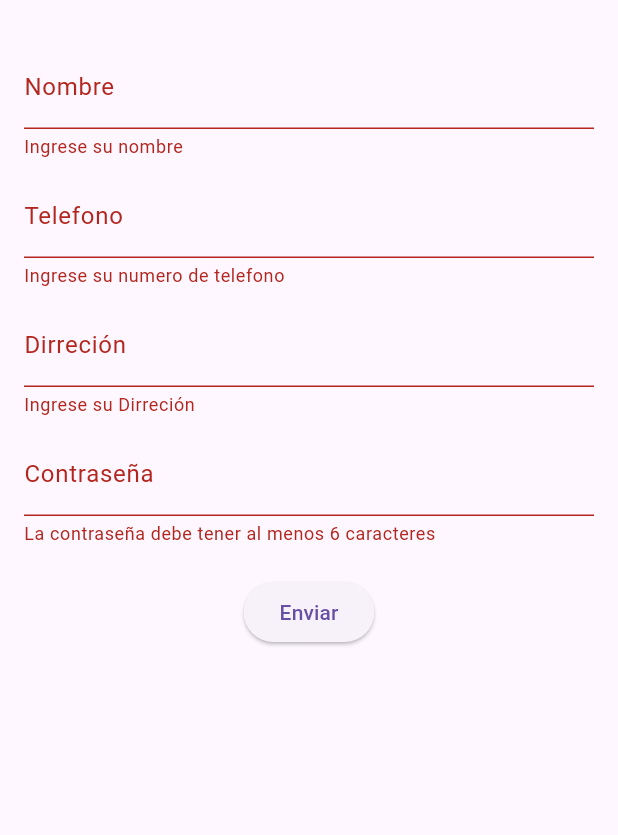
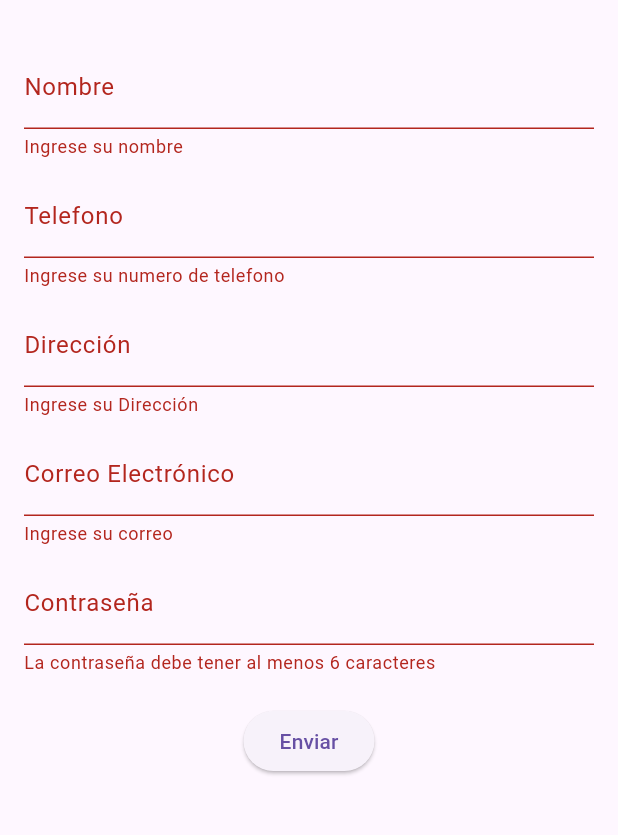
Before and after one commit to cristian9212/FormularioFlutter, a Flutter app: the screen it shows after launch, after a tap on "Enviar", on a phone screen of 412 x 824 dp, the part 63-898 px from its top. Run offline on Flutter 3.47's test engine with Material 3 defaults, Android fonts, the phone set to English and light mode, and no system bars.

Commit message:
Formulario Flutter

```diff
--- a/formulario_flutter/lib/main.dart
+++ b/formulario_flutter/lib/main.dart
@@ -60,14 +60,27 @@ class _FormularioScreenState extends State<FormularioScreen> {
                   return null;
                 },
               ),
+              SizedBox(height: 10),
+              TextFormField(
+                controller: _direccionController,
+                decoration: InputDecoration(labelText: 'Dirección'),
+                validator: (value) {
+                  if (value == null || value.isEmpty) {
+                    return 'Ingrese su Dirección';
+                  }
+                  return null;
+                },
+              ),
                 SizedBox(height: 10),
                 TextFormField(
-                controller: _direccionController,
-                decoration: InputDecoration(labelText: 'Dirreción'),
+                controller: _emailController,
+                decoration: InputDecoration(labelText: 'Correo Electrónico'),
                 keyboardType: TextInputType.emailAddress,
                 validator: (value) {
-                 if (value == null || value.isEmpty) {
-                    return 'Ingrese su Dirreción';
+                  if (value == null || value.isEmpty) {
+                    return 'Ingrese su correo';
+                  } else if (!RegExp(r'^[^@]+@[^@]+\.[^@]+').hasMatch(value)) {
+                    return 'Ingrese un correo válido';
                   }
                   return null;
                 },
```
